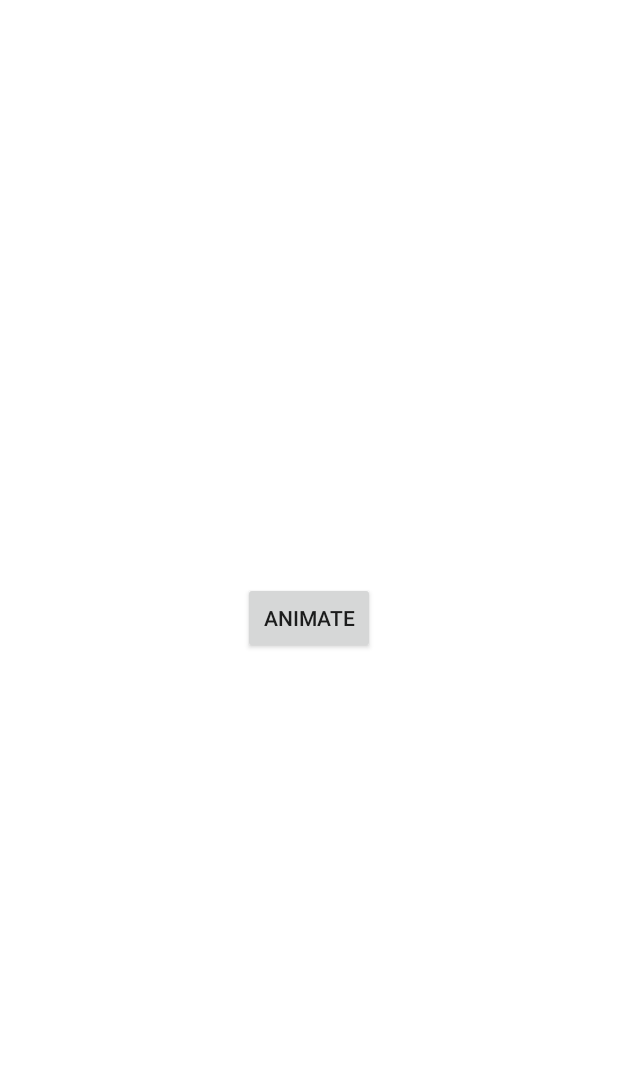
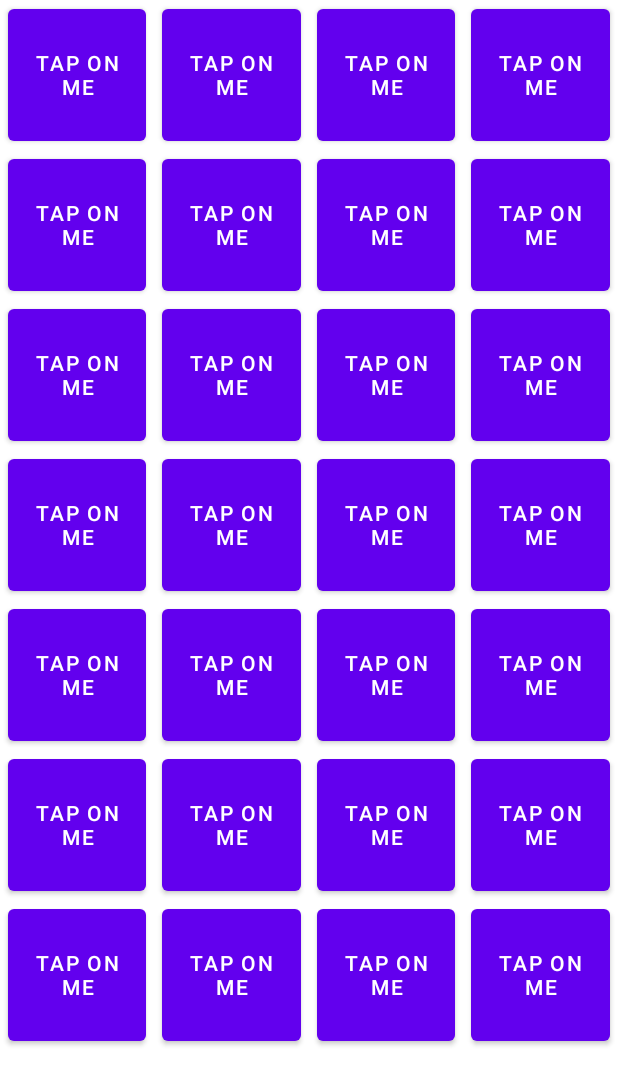
Before and after one commit to BansheeMan/MyAndroidNotes, an Android app: the screen it shows after launch (AnimationsActivity), on a phone screen of 412 x 824 dp. Shown: the top 1085 px of the screen. Run offline under Robolectric (Android 15) with nearby library versions, the phone set to English and light mode, and no system bars.

Commit message:
Add Explode() к TransactionManager. Реализовали разлетание кнопок

```diff
--- a/app/src/main/java/com/example/myandroidnotes/AnimationsActivity.kt
+++ b/app/src/main/java/com/example/myandroidnotes/AnimationsActivity.kt
@@ -1,44 +1,70 @@
 package com.example.myandroidnotes
 
+import android.graphics.Rect
 import android.os.Bundle
-import android.view.Gravity
+import android.view.LayoutInflater
 import android.view.View
+import android.view.ViewGroup
 import androidx.appcompat.app.AppCompatActivity
+import androidx.recyclerview.widget.RecyclerView
 import androidx.transition.*
 import com.example.myandroidnotes.databinding.ActivityAnimationsBinding
 
 class AnimationsActivity : AppCompatActivity() {
 
-    var isOpen: Boolean = false
     private lateinit var binding: ActivityAnimationsBinding
+
     override fun onCreate(savedInstanceState: Bundle?) {
         super.onCreate(savedInstanceState)
         binding = ActivityAnimationsBinding.inflate(layoutInflater)
         setContentView(binding.root)
 
-        binding.button.setOnClickListener {
-            val transitionFade = Fade()
-            transitionFade.duration = 3000
-            val transitionChangeBounds = ChangeBounds()
-            transitionChangeBounds.duration = 1000
-            val transitionSlide = Slide(Gravity.BOTTOM)
-            transitionSlide.duration = 4000
+        binding.recyclerView.adapter = Adapter()
+    }
 
-            val transitionSet = TransitionSet().run {
-                // addTransition(transitionFade)
-                addTransition(transitionChangeBounds)
-                addTransition(transitionSlide)
+    inner class Adapter : RecyclerView.Adapter<RecyclerView.ViewHolder>() {
+        override fun onCreateViewHolder(parent: ViewGroup, viewType: Int): mViewHolder {
+            return mViewHolder(
+                LayoutInflater.from(parent.context).inflate(
+                    R.layout.activity_animations_recycler_item,
+                    parent,
+                    false
+                ) as View
+            )
+        }
+
+        override fun onBindViewHolder(holder: RecyclerView.ViewHolder, position: Int) {
+            holder.itemView.setOnClickListener { button ->
+                val epicenter = Rect()
+                button.getGlobalVisibleRect(epicenter)
+                val transitionExplode = Explode()
+                transitionExplode.epicenterCallback = object: Transition.EpicenterCallback() {
+                    override fun onGetEpicenter(transition: Transition): Rect {
+                        return epicenter
+                    }
+                }
+                transitionExplode.duration = 3000
+
+                transitionExplode.excludeTarget(button,true) // исключает цель (нажатую кнопку)
+
+                val transitionFade = Fade().addTarget(button) // выбираем цель для затемнения
+                transitionFade.duration = 5000
+                val transitionSet = TransitionSet().apply {
+                    addTransition(transitionExplode)
+                    addTransition(transitionFade)
+                }
+
+                TransitionManager.beginDelayedTransition(binding.recyclerView, transitionSet)
+                binding.recyclerView.adapter = null
             }
-            TransitionManager.beginDelayedTransition(binding.transitionsContainer, transitionSet)
+        }
 
-            isOpen = !isOpen
-            binding.text.visibility = if (isOpen) {
-                View.VISIBLE
-            } else {
-                View.GONE
-            }
-
+        override fun getItemCount(): Int {
+            return 28
         }
 
     }
+
+    inner class mViewHolder(view: View) : RecyclerView.ViewHolder(view)
+
 }
--- a/app/src/main/res/layout/activity_animations.xml
+++ b/app/src/main/res/layout/activity_animations.xml
@@ -1,22 +1,10 @@
 <?xml version="1.0" encoding="utf-8"?>
-<LinearLayout xmlns:android="http://schemas.android.com/apk/res/android"
-    android:id="@+id/transitionsContainer"
+<androidx.recyclerview.widget.RecyclerView xmlns:android="http://schemas.android.com/apk/res/android"
+    xmlns:app="http://schemas.android.com/apk/res-auto"
+    xmlns:tools="http://schemas.android.com/tools"
+    android:id="@+id/recycler_view"
     android:layout_width="match_parent"
     android:layout_height="match_parent"
-    android:gravity="center"
-    android:orientation="vertical">
-
-    <androidx.appcompat.widget.AppCompatButton
-        android:id="@+id/button"
-        android:layout_width="wrap_content"
-        android:layout_height="wrap_content"
-        android:text="Animate" />
-
-    <androidx.appcompat.widget.AppCompatTextView
-        android:id="@+id/text"
-        android:layout_width="wrap_content"
-        android:layout_height="wrap_content"
-        android:layout_marginTop="16dp"
-        android:text="Transitions example"
-        android:visibility="gone" />
-</LinearLayout>
+    app:layoutManager="androidx.recyclerview.widget.GridLayoutManager"
+    app:spanCount="4"
+    tools:listitem="@layout/activity_animations_recycler_item" />
--- /dev/null
+++ b/app/src/main/res/layout/activity_animations_recycler_item.xml
@@ -0,0 +1,8 @@
+<?xml version="1.0" encoding="utf-8"?>
+<Button xmlns:android="http://schemas.android.com/apk/res/android"
+    android:layout_width="match_parent"
+    android:layout_height="100dp"
+    android:layout_marginStart="5dp"
+    android:layout_marginEnd="5dp"
+    android:layout_weight="1"
+    android:text="TAP ON ME" />
```
